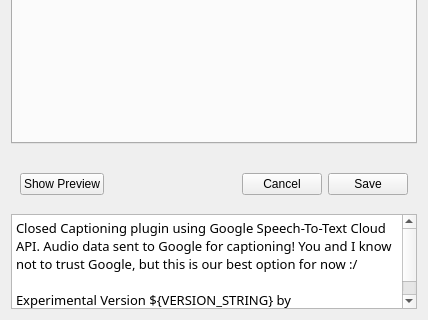
Qt form src/ui/CaptionSettingsWidget.ui (vikasTmz/obs-ai-fx) before a commit; both pictures show x 0 to 428 and y 697 to 1017 of the 428 by 1017 pixel window.
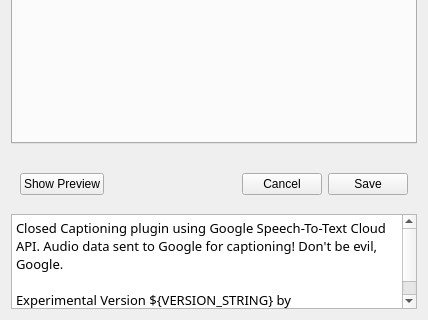
The same form after that commit.

The edit to the form file:
```diff
--- a/src/ui/CaptionSettingsWidget.ui
+++ b/src/ui/CaptionSettingsWidget.ui
@@ -1291,7 +1291,7 @@
 &lt;html&gt;&lt;head&gt;&lt;meta name=&quot;qrichtext&quot; content=&quot;1&quot; /&gt;&lt;style type=&quot;text/css&quot;&gt;
 p, li { white-space: pre-wrap; }
 &lt;/style&gt;&lt;/head&gt;&lt;body style=&quot; font-family:'.SF NS'; font-size:11pt; font-weight:400; font-style:normal;&quot;&gt;
-&lt;p style=&quot; margin-top:0px; margin-bottom:0px; margin-left:0px; margin-right:0px; -qt-block-indent:0; text-indent:0px;&quot;&gt;&lt;span style=&quot; font-family:'.SF NS Text'; font-size:10pt;&quot;&gt;Closed Captioning plugin using Google Speech-To-Text Cloud API. Audio data sent to Google for captioning! You and I know not to trust Google, but this is our best option for now :/&lt;/span&gt;&lt;/p&gt;
+&lt;p style=&quot; margin-top:0px; margin-bottom:0px; margin-left:0px; margin-right:0px; -qt-block-indent:0; text-indent:0px;&quot;&gt;&lt;span style=&quot; font-family:'.SF NS Text'; font-size:10pt;&quot;&gt;Closed Captioning plugin using Google Speech-To-Text Cloud API. Audio data sent to Google for captioning! Don't be evil, Google.&lt;/span&gt;&lt;/p&gt;
 &lt;p style=&quot;-qt-paragraph-type:empty; margin-top:0px; margin-bottom:0px; margin-left:0px; margin-right:0px; -qt-block-indent:0; text-indent:0px; font-family:'.SF NS Text'; font-size:10pt;&quot;&gt;&lt;br /&gt;&lt;/p&gt;
 &lt;p style=&quot; margin-top:0px; margin-bottom:0px; margin-left:0px; margin-right:0px; -qt-block-indent:0; text-indent:0px;&quot;&gt;&lt;span style=&quot; font-family:'.SF NS Text'; font-size:10pt;&quot;&gt;Experimental Version ${VERSION_STRING} by RatWithAShotgun.&lt;/span&gt;&lt;/p&gt;&lt;/body&gt;&lt;/html&gt;</string>
      </property>
```
